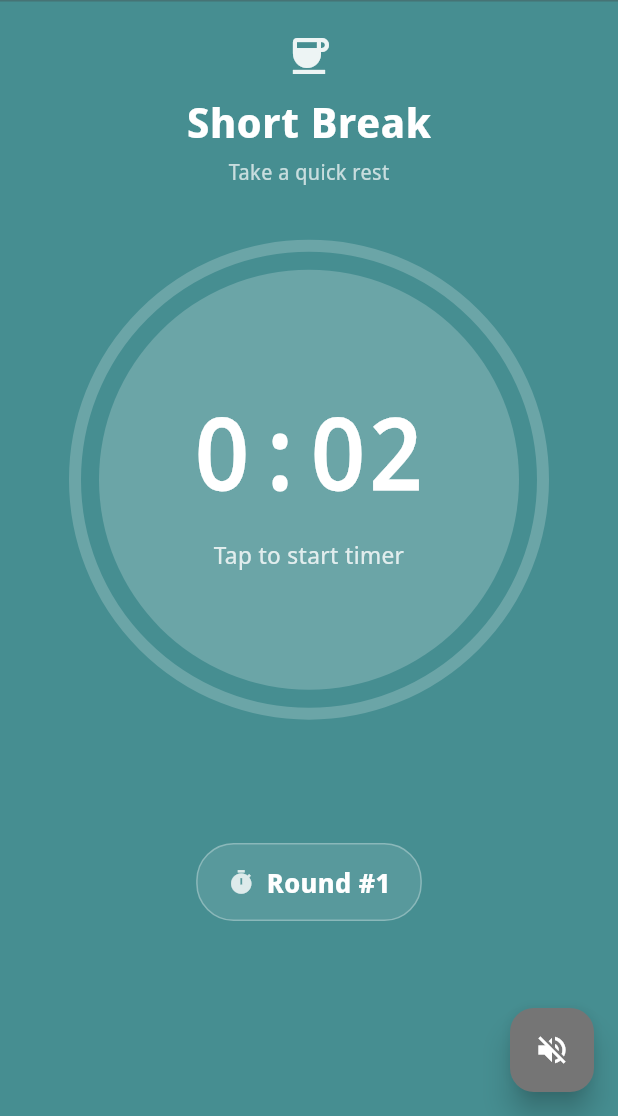
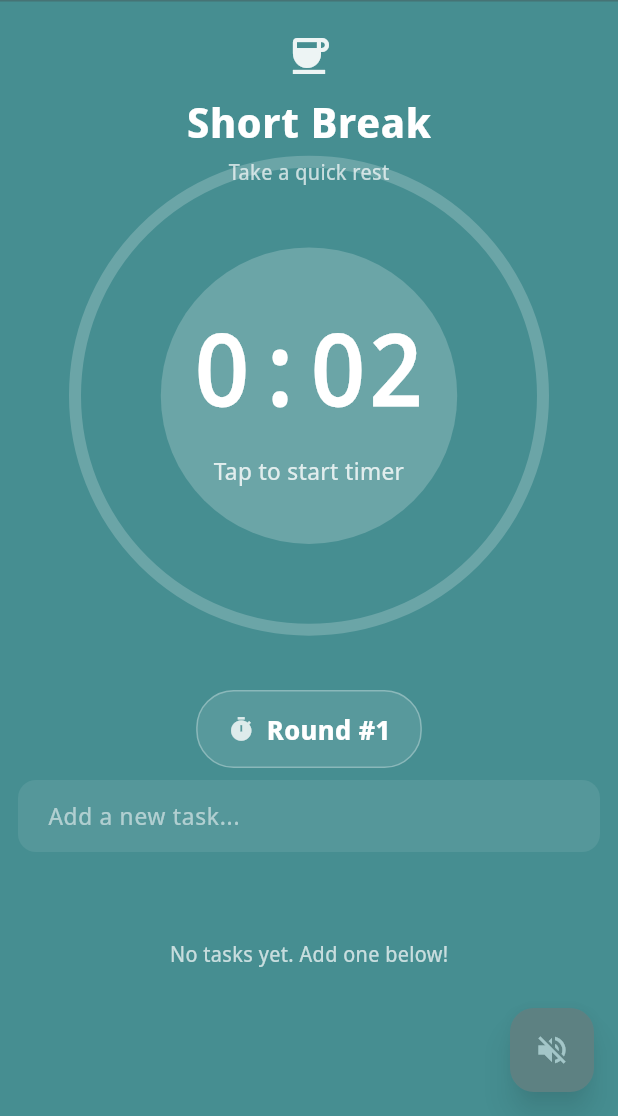
Before and after one commit to Hitagi7/FocusZone, a Flutter app: the screen it shows after launch, swiped to page 2, on a phone screen of 412 x 824 dp, the part 120-1236 px from its top. Run offline on Flutter 3.47's test engine with Material 3 defaults, Android fonts, the phone set to English and light mode, and no system bars; our stand-ins replace audioplayers, flutter_local_notifications; Roboto replaces fonts that are missing (Noto Sans Display).

Commit message:
added task functionality

```diff
--- /dev/null
+++ b/lib/controllers/task_controller.dart
@@ -0,0 +1,23 @@
+import 'package:flutter/material.dart';
+import '../models/task.dart';
+
+class TaskController extends ChangeNotifier {
+  final List<Task> _tasks = [];
+
+  List<Task> get tasks => List.unmodifiable(_tasks);
+
+  void addTask(String title) {
+    _tasks.add(Task(title: title));
+    notifyListeners();
+  }
+
+  void removeTask(int index) {
+    _tasks.removeAt(index);
+    notifyListeners();
+  }
+
+  void toggleTask(int index) {
+    _tasks[index].isCompleted = !_tasks[index].isCompleted;
+    notifyListeners();
+  }
+}
--- a/lib/main.dart
+++ b/lib/main.dart
@@ -10,8 +10,14 @@ import 'widgets/round_counter.dart';
 import 'widgets/sound_button.dart';
 import 'controllers/timer_controller.dart';
 import 'controllers/audio_controller.dart';
+import 'widgets/task_list.dart';
+import 'widgets/task_add.dart';
+import 'controllers/task_controller.dart';
+import 'notification_service.dart';
 
-void main() {
+void main() async {
+  WidgetsFlutterBinding.ensureInitialized();
+  await NotificationService.initialize();
   runApp(FocusZoneApp());
 }
 
@@ -44,6 +50,7 @@ class _LandingPageState extends State<LandingPage> {
   late AudioController _audioController;
   int _currentPageIndex = 0; // Simple page index (0, 1, 2)
   late PageController _pageController;
+  late TaskController _taskController;
 
   @override
   void initState() {
@@ -54,6 +61,7 @@ class _LandingPageState extends State<LandingPage> {
     _timerController.addListener(_onTimerUpdate);
     _timerController.addListener(_onModeChanged);
     _pageController = PageController(initialPage: _currentPageIndex);
+    _taskController = TaskController();
   }
 
   @override
@@ -100,6 +108,11 @@ class _LandingPageState extends State<LandingPage> {
 
     // Show animated notification
     _showAnimatedNotification(completedMode);
+    // Show local notification
+    NotificationService.showNotification(
+      title: 'Timer Complete',
+      body: _getCompletionMessage(completedMode),
+    );
   }
 
   void _showAnimatedNotification(TimerMode completedMode) {
@@ -423,8 +436,8 @@ class _LandingPageState extends State<LandingPage> {
                     ),
                   ),
 
-                  // Round counter closer to timer
-                  const SizedBox(height: 10),
+                  // Add extra space before RoundCounter and tasks
+                  const SizedBox(height: 24),
                   Container(
                     padding: const EdgeInsets.symmetric(horizontal: 12),
                     constraints: const BoxConstraints(maxWidth: 620),
@@ -432,7 +445,19 @@ class _LandingPageState extends State<LandingPage> {
                       round: _timerController.round,
                     ),
                   ),
-                  const SizedBox(height: 130),
+                  Container(
+                    padding: const EdgeInsets.symmetric(horizontal: 12, vertical: 8),
+                    constraints: const BoxConstraints(maxWidth: 620),
+                    child: Column(
+                      children: [
+                        TaskAdd(taskController: _taskController),
+                        const SizedBox(height: 8),
+                        TaskList(taskController: _taskController),
+                      ],
+                    ),
+                  ),
+                  // Reduce bottom space to avoid overflow
+                  const SizedBox(height: 40),
                 ],
               ),
             ),
@@ -507,7 +532,8 @@ class _LandingPageState extends State<LandingPage> {
                     isRunning: _timerController.isRunning,
                   ),
                 ),
-
+                // Add extra space above control buttons
+                const SizedBox(height: 24),
                 // Fixed space for control buttons
                 Expanded(
                   flex: 1,
--- /dev/null
+++ b/lib/models/task.dart
@@ -0,0 +1,6 @@
+class Task {
+  String title;
+  bool isCompleted;
+
+  Task({required this.title, this.isCompleted = false});
+}
--- /dev/null
+++ b/lib/notification_service.dart
@@ -0,0 +1,38 @@
+import 'package:flutter_local_notifications/flutter_local_notifications.dart';
+
+class NotificationService {
+  static final FlutterLocalNotificationsPlugin _notificationsPlugin = FlutterLocalNotificationsPlugin();
+
+  static Future<void> initialize() async {
+    const AndroidInitializationSettings initializationSettingsAndroid =
+        AndroidInitializationSettings('@mipmap/ic_launcher');
+    const InitializationSettings initializationSettings = InitializationSettings(
+      android: initializationSettingsAndroid,
+    );
+    await _notificationsPlugin.initialize(initializationSettings);
+  }
+
+  static Future<void> showNotification({
+    required String title,
+    required String body,
+    int id = 0,
+  }) async {
+    const AndroidNotificationDetails androidPlatformChannelSpecifics =
+        AndroidNotificationDetails(
+      'timer_channel',
+      'Timer Notifications',
+      channelDescription: 'Notifications for timer events',
+      importance: Importance.max,
+      priority: Priority.high,
+      showWhen: false,
+    );
+    const NotificationDetails platformChannelSpecifics =
+        NotificationDetails(android: androidPlatformChannelSpecifics);
+    await _notificationsPlugin.show(
+      id,
+      title,
+      body,
+      platformChannelSpecifics,
+    );
+  }
+}
--- a/lib/widgets/control_buttons.dart
+++ b/lib/widgets/control_buttons.dart
@@ -7,11 +7,11 @@ class ControlButtons extends StatelessWidget {
   final bool isRunning;
 
   const ControlButtons({
-    Key? key,
+    super.key,
     required this.onResetTimer,
     required this.onSkipToNext,
     required this.isRunning,
-  }) : super(key: key);
+  });
 
   @override
   Widget build(BuildContext context) {
--- a/lib/widgets/round_counter.dart
+++ b/lib/widgets/round_counter.dart
@@ -5,9 +5,9 @@ class RoundCounter extends StatelessWidget {
   final int round;
 
   const RoundCounter({
-    Key? key,
+    super.key,
     required this.round,
-  }) : super(key: key);
+  });
 
   @override
   Widget build(BuildContext context) {
@@ -16,7 +16,7 @@ class RoundCounter extends StatelessWidget {
       decoration: BoxDecoration(
         color: Colors.white.withValues(alpha: 0.1),
         borderRadius: BorderRadius.circular(25),
-        border: Border.all(color: Colors.white.withValues(alpha: 0.3)),
+                  border: Border.all(color: Colors.white.withValues(alpha: 0.3)),
       ),
       child: Row(
         mainAxisSize: MainAxisSize.min,
--- a/lib/widgets/sound_button.dart
+++ b/lib/widgets/sound_button.dart
@@ -17,7 +17,9 @@ class SoundButton extends StatelessWidget {
       builder: (context, child) {
         final hasSound = audioController.isPlaying;
 
-        return FloatingActionButton(
+        return Opacity(
+          opacity: hasSound ? 1 : 0.5,
+          child: FloatingActionButton(
             onPressed: () => _showSoundSelector(context),
             backgroundColor: hasSound ? Colors.blue : Colors.grey[600],
             foregroundColor: Colors.white,
@@ -25,6 +27,7 @@ class SoundButton extends StatelessWidget {
             child: Icon(
               hasSound ? Icons.volume_up : Icons.volume_off,
               size: 24,
+            ),
           ),
         );
       },
--- /dev/null
+++ b/lib/widgets/task_add.dart
@@ -0,0 +1,47 @@
+import 'package:flutter/material.dart';
+import '../controllers/task_controller.dart';
+
+class TaskAdd extends StatefulWidget {
+  final TaskController taskController;
+  const TaskAdd({super.key, required this.taskController});
+
+  @override
+  State<TaskAdd> createState() => _TaskAddState();
+}
+
+class _TaskAddState extends State<TaskAdd> {
+  final TextEditingController _controller = TextEditingController();
+
+  void _addTask() {
+    final text = _controller.text.trim();
+    if (text.isNotEmpty) {
+      widget.taskController.addTask(text);
+      _controller.clear();
+    }
+  }
+
+  @override
+  Widget build(BuildContext context) {
+    return Center(
+      child: Container(
+        constraints: BoxConstraints(maxWidth: 400),
+        child: TextField(
+          controller: _controller,
+          style: TextStyle(color: Colors.white),
+          decoration: InputDecoration(
+            hintText: 'Add a new task...',
+            hintStyle: TextStyle(color: Colors.white54),
+            filled: true,
+            fillColor: Colors.white.withOpacity(0.08),
+            border: OutlineInputBorder(
+              borderRadius: BorderRadius.circular(12),
+              borderSide: BorderSide.none,
+            ),
+            contentPadding: EdgeInsets.symmetric(horizontal: 16, vertical: 8),
+          ),
+          onSubmitted: (_) => _addTask(),
+        ),
+      ),
+    );
+  }
+}
--- /dev/null
+++ b/lib/widgets/task_list.dart
@@ -0,0 +1,75 @@
+import 'package:flutter/material.dart';
+import '../controllers/task_controller.dart';
+import '../models/task.dart';
+
+class TaskList extends StatelessWidget {
+  final TaskController taskController;
+  const TaskList({super.key, required this.taskController});
+
+  @override
+  Widget build(BuildContext context) {
+    return ListenableBuilder(
+      listenable: taskController,
+      builder: (context, child) {
+        final tasks = taskController.tasks;
+        return Container(
+          constraints: BoxConstraints(
+            maxHeight: 120.0, // Always show space for 2 tasks
+            minHeight: 120.0, // Always show space for 2 tasks
+          ),
+          child: tasks.isEmpty
+              ? Center(
+                  child: Text(
+                    'No tasks yet. Add one below!',
+                    style: TextStyle(color: Colors.white70),
+                  ),
+                )
+              : ListView.separated(
+                  shrinkWrap: true,
+                  physics: AlwaysScrollableScrollPhysics(),
+                  itemCount: tasks.length,
+                  separatorBuilder: (_, __) => SizedBox(height: 8),
+                  itemBuilder: (context, index) {
+                    final task = tasks[index];
+                    return ListTile(
+                      tileColor: Colors.white.withOpacity(0.08),
+                      shape: RoundedRectangleBorder(borderRadius: BorderRadius.circular(12)),
+                      leading: Row(
+                        mainAxisSize: MainAxisSize.min,
+                        children: [
+                          Text(
+                            '#${index + 1}',
+                            style: TextStyle(
+                              color: Colors.white70,
+                              fontWeight: FontWeight.bold,
+                            ),
+                          ),
+                          const SizedBox(width: 8),
+                          Checkbox(
+                            value: task.isCompleted,
+                            onChanged: (_) => taskController.toggleTask(index),
+                            activeColor: Colors.blue,
+                          ),
+                        ],
+                      ),
+                      title: Text(
+                        task.title,
+                        style: TextStyle(
+                          color: Colors.white,
+                          decoration: task.isCompleted ? TextDecoration.lineThrough : null,
+                          decorationColor: task.isCompleted ? Colors.white : null,
+                          decorationThickness: task.isCompleted ? 2.0 : null,
+                        ),
+                      ),
+                      trailing: IconButton(
+                        icon: Icon(Icons.close, color: Colors.redAccent),
+                        onPressed: () => taskController.removeTask(index),
+                      ),
+                    );
+                  },
+                ),
+        );
+      },
+    );
+  }
+}
--- a/pubspec.yaml
+++ b/pubspec.yaml
@@ -30,6 +30,7 @@ environment:
 dependencies:
   flutter:
     sdk: flutter
+  flutter_local_notifications: ^16.3.2
 
   # The following adds the Cupertino Icons font to your application.
   # Use with the CupertinoIcons class for iOS style icons.
```
Also changed, not shown: pubspec.lock. Lines whose indentation alone changed are shown as unchanged.
